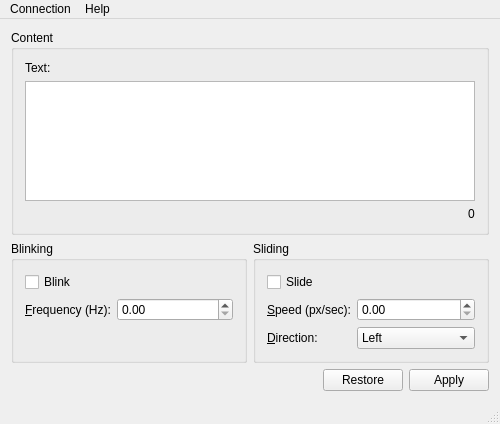
Before: the Qt Designer form panel.ui in TPI-2017/Panel, drawn with Qt 5.
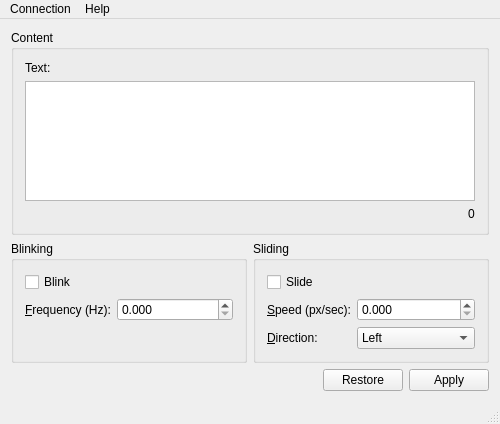
After: the same form once the commit is applied.

```diff
--- a/panel.ui
+++ b/panel.ui
@@ -77,7 +77,17 @@
           </widget>
          </item>
          <item row="1" column="1">
-          <widget class="QDoubleSpinBox" name="frequencySpinBox"/>
+          <widget class="QDoubleSpinBox" name="frequencySpinBox">
+           <property name="decimals">
+            <number>3</number>
+           </property>
+           <property name="maximum">
+            <double>7.000000000000000</double>
+           </property>
+           <property name="singleStep">
+            <double>0.250000000000000</double>
+           </property>
+          </widget>
          </item>
         </layout>
        </widget>
@@ -106,7 +116,17 @@
           </widget>
          </item>
          <item row="1" column="1">
-          <widget class="QDoubleSpinBox" name="speedSpinBox"/>
+          <widget class="QDoubleSpinBox" name="speedSpinBox">
+           <property name="decimals">
+            <number>3</number>
+           </property>
+           <property name="maximum">
+            <double>7.000000000000000</double>
+           </property>
+           <property name="singleStep">
+            <double>0.250000000000000</double>
+           </property>
+          </widget>
          </item>
          <item row="2" column="0">
           <widget class="QLabel" name="directionLabel">
```
